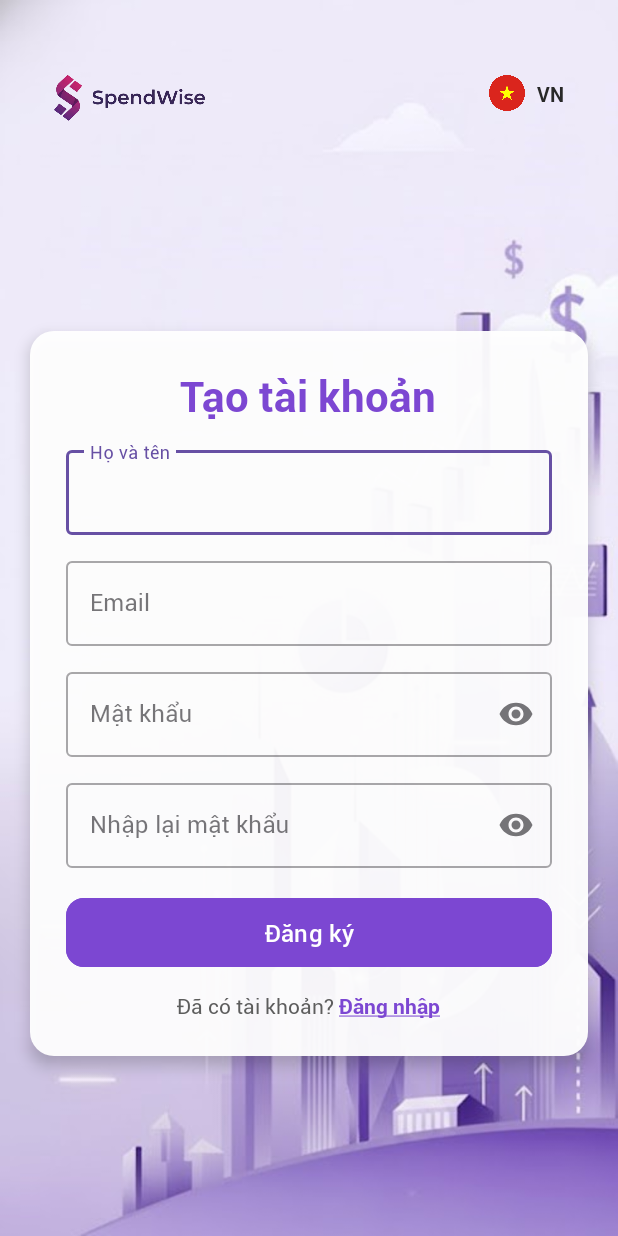
After one commit to duy321111/expense_tracker_app, an Android app: the Register screen opened directly, with no data from a screen before it, on a phone screen of 412 x 824 dp. The commit adds this screen. Run offline under Robolectric (Android 15) with nearby library versions, the phone set to English and light mode, and no system bars.

Commit message:
add register-page

```diff
--- a/app/src/main/AndroidManifest.xml
+++ b/app/src/main/AndroidManifest.xml
@@ -31,6 +31,16 @@
                 <category android:name="android.intent.category.LAUNCHER" />
             </intent-filter>
         </activity>
+
+        <activity
+            android:name=".ui.Register"
+            android:exported="true">
+            <intent-filter>
+                <action android:name="android.intent.action.MAIN" />
+
+                <category android:name="android.intent.category.LAUNCHER" />
+            </intent-filter>
+        </activity>
     </application>
 
 </manifest>
--- /dev/null
+++ b/app/src/main/java/com/example/expense_tracker_app/ui/Register.java
@@ -0,0 +1,18 @@
+package com.example.expense_tracker_app.ui;
+
+import android.os.Bundle;
+
+import androidx.activity.EdgeToEdge;
+import androidx.appcompat.app.AppCompatActivity;
+
+import com.example.expense_tracker_app.R;
+
+public class Register extends AppCompatActivity {
+
+    @Override
+    protected void onCreate(Bundle savedInstanceState) {
+        super.onCreate(savedInstanceState);
+        EdgeToEdge.enable(this);
+        setContentView(R.layout.activity_register);
+    }
+}
--- /dev/null
+++ b/app/src/main/res/layout/activity_register.xml
@@ -0,0 +1,172 @@
+<?xml version="1.0" encoding="utf-8"?>
+<androidx.constraintlayout.widget.ConstraintLayout xmlns:android="http://schemas.android.com/apk/res/android"
+    xmlns:app="http://schemas.android.com/apk/res-auto"
+    xmlns:tools="http://schemas.android.com/tools"
+    android:layout_width="match_parent"
+    android:layout_height="match_parent"
+    android:background="@drawable/background"
+    tools:context=".ui.Register">
+
+    <!-- Header Logo + Language -->
+    <ImageView
+        android:id="@+id/imgLogo"
+        android:layout_width="140dp"
+        android:layout_height="70dp"
+        android:src="@drawable/logo_app"
+        android:layout_marginStart="16dp"
+        android:layout_marginTop="30dp"
+        app:layout_constraintStart_toStartOf="parent"
+        app:layout_constraintTop_toTopOf="parent" />
+
+    <ImageView
+        android:id="@+id/imgLanguage"
+        android:layout_width="32dp"
+        android:layout_height="32dp"
+        android:src="@drawable/ic_flag_vn"
+        android:padding="4dp"
+        android:layout_marginTop="16dp"
+        android:layout_marginEnd="58dp"
+        app:layout_constraintTop_toTopOf="@id/imgLogo"
+        app:layout_constraintEnd_toEndOf="parent" />
+
+    <TextView
+        android:id="@+id/VN"
+        android:layout_width="wrap_content"
+        android:layout_height="wrap_content"
+        android:text="VN"
+        android:textSize="13sp"
+        android:textColor="@color/neutral_900"
+        android:fontFamily="@font/bold"
+        android:paddingTop="7dp"
+        android:layout_marginEnd="32dp"
+        app:layout_constraintTop_toTopOf="@id/imgLanguage"
+        app:layout_constraintStart_toEndOf="@id/imgLanguage"
+        app:layout_constraintEnd_toEndOf="parent" />
+
+    <!-- Modal Register -->
+    <LinearLayout
+        android:id="@+id/modalRegister"
+        android:layout_width="0dp"
+        android:layout_height="wrap_content"
+        android:layout_margin="20dp"
+        android:background="@drawable/modal_bg"
+        android:elevation="6dp"
+        android:orientation="vertical"
+        android:padding="24dp"
+        app:layout_constraintTop_toBottomOf="@id/imgLogo"
+        app:layout_constraintBottom_toBottomOf="parent"
+        app:layout_constraintStart_toStartOf="parent"
+        app:layout_constraintEnd_toEndOf="parent">
+
+        <TextView
+            android:id="@+id/tvTitle"
+            style="@style/Heading3"
+            android:layout_width="wrap_content"
+            android:layout_height="wrap_content"
+            android:layout_gravity="center_horizontal"
+            android:paddingBottom="12dp"
+            android:text="Tạo tài khoản"
+            android:textColor="@color/primary_1" />
+
+        <com.google.android.material.textfield.TextInputLayout
+            style="@style/Widget.MaterialComponents.TextInputLayout.OutlinedBox"
+            android:layout_width="match_parent"
+            android:layout_height="wrap_content"
+            android:hint="Họ và tên">
+
+            <com.google.android.material.textfield.TextInputEditText
+                android:id="@+id/edtFullName"
+                android:layout_width="match_parent"
+                android:layout_height="wrap_content"
+                android:fontFamily="@font/regular" />
+        </com.google.android.material.textfield.TextInputLayout>
+
+        <com.google.android.material.textfield.TextInputLayout
+            style="@style/Widget.MaterialComponents.TextInputLayout.OutlinedBox"
+            android:layout_width="match_parent"
+            android:layout_height="wrap_content"
+            android:layout_marginTop="12dp"
+            android:hint="Email">
+
+            <com.google.android.material.textfield.TextInputEditText
+                android:id="@+id/edtEmail"
+                android:layout_width="match_parent"
+                android:layout_height="wrap_content"
+                android:inputType="textEmailAddress"
+                android:fontFamily="@font/regular" />
+        </com.google.android.material.textfield.TextInputLayout>
+
+        <com.google.android.material.textfield.TextInputLayout
+            style="@style/Widget.MaterialComponents.TextInputLayout.OutlinedBox"
+            android:layout_width="match_parent"
+            android:layout_height="wrap_content"
+            android:layout_marginTop="12dp"
+            android:hint="Mật khẩu"
+            app:endIconMode="password_toggle">
+
+            <com.google.android.material.textfield.TextInputEditText
+                android:id="@+id/edtPassword"
+                android:layout_width="match_parent"
+                android:layout_height="wrap_content"
+                android:inputType="textPassword"
+                android:fontFamily="@font/regular" />
+        </com.google.android.material.textfield.TextInputLayout>
+
+        <com.google.android.material.textfield.TextInputLayout
+            style="@style/Widget.MaterialComponents.TextInputLayout.OutlinedBox"
+            android:layout_width="match_parent"
+            android:layout_height="wrap_content"
+            android:layout_marginTop="12dp"
+            android:hint="Nhập lại mật khẩu"
+            app:endIconMode="password_toggle">
+
+            <com.google.android.material.textfield.TextInputEditText
+                android:id="@+id/edtConfirmPassword"
+                android:layout_width="match_parent"
+                android:layout_height="wrap_content"
+                android:inputType="textPassword"
+                android:fontFamily="@font/regular" />
+        </com.google.android.material.textfield.TextInputLayout>
+
+        <com.google.android.material.button.MaterialButton
+            android:id="@+id/btnCreateAccount"
+            android:layout_width="match_parent"
+            android:layout_height="54dp"
+            android:layout_marginTop="16dp"
+            android:text="Đăng ký"
+            android:textColor="@color/white"
+            style="@style/Body1"
+            android:backgroundTint="@color/primary_1"
+            app:cornerRadius="12dp" />
+
+        <!-- Redirect to Login -->
+        <LinearLayout
+            android:layout_width="wrap_content"
+            android:layout_height="wrap_content"
+            android:layout_gravity="center_horizontal"
+            android:layout_marginTop="12dp"
+            android:orientation="horizontal">
+
+            <TextView
+                android:layout_width="wrap_content"
+                android:layout_height="wrap_content"
+                android:text="Đã có tài khoản? "
+                android:fontFamily="@font/regular"
+                android:textSize="14sp"
+                android:textColor="@color/neutral_700" />
+
+            <TextView
+                android:id="@+id/tvLoginRedirect"
+                android:layout_width="wrap_content"
+                android:layout_height="wrap_content"
+                android:textSize="14sp"
+                android:fontFamily="@font/bold"
+                android:textColor="@color/primary_1"
+                android:clickable="true"
+                android:focusable="true"
+                android:text="@string/login_link" />
+        </LinearLayout>
+
+    </LinearLayout>
+
+</androidx.constraintlayout.widget.ConstraintLayout>
--- a/app/src/main/res/values/strings.xml
+++ b/app/src/main/res/values/strings.xml
@@ -1,3 +1,5 @@
 <resources>
     <string name="app_name">Expense-tracker-app</string>
+    <string name="login_link"><u>Đăng nhập</u></string>
+
 </resources>
```
